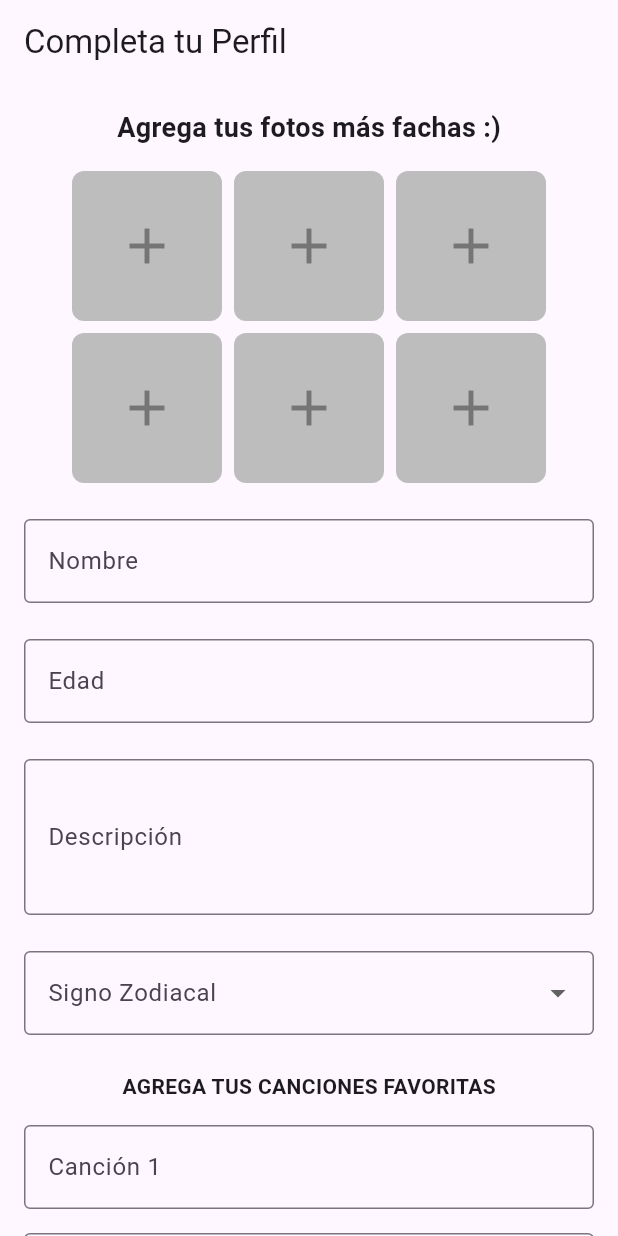
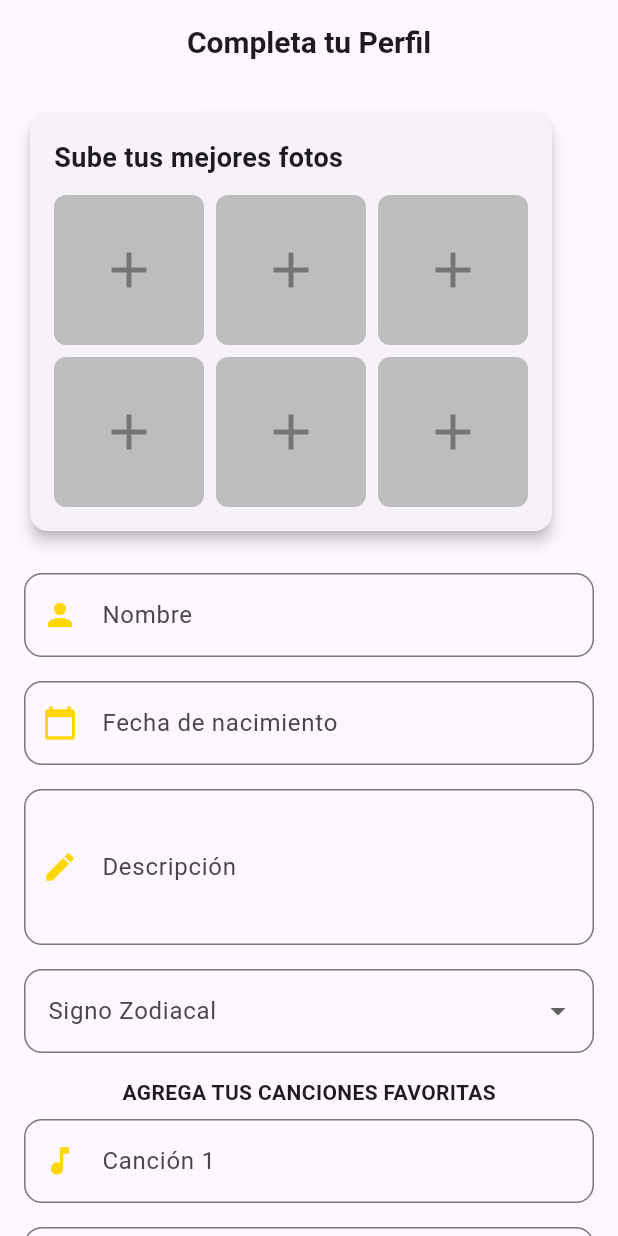
Before and after one commit to JuliLaterza/juvuit_flutter, a Flutter app: the CompleteProfileScreen screen opened directly, on a phone screen of 412 x 824 dp. Run offline on Flutter 3.47's test engine with Material 3 defaults, Android fonts, the phone set to English and light mode, and no system bars; our stand-ins replace card_swiper, firebase_auth, firebase_core, font_awesome_flutter, image_picker; accounts and stored records are empty.

Commit message:
validacion de edad y mejoras en registroscreen

```diff
--- a/lib/features/auth/presentation/screens/complete_profile_screen.dart
+++ b/lib/features/auth/presentation/screens/complete_profile_screen.dart
@@ -1,10 +1,9 @@
 import 'package:flutter/material.dart';
 import 'package:image_picker/image_picker.dart';
-//import 'package:juvuit_flutter/core/utils/colors.dart';
+import 'package:juvuit_flutter/core/utils/colors.dart';
+import 'dart:io';
 import 'package:juvuit_flutter/features/auth/presentation/widgets/image_picker_grid.dart';
 import 'package:juvuit_flutter/features/auth/presentation/widgets/complete_profile_form.dart';
-import 'dart:io';
-
 
 class CompleteProfileScreen extends StatefulWidget {
   const CompleteProfileScreen({super.key});
@@ -37,59 +36,79 @@ class _CompleteProfileScreenState extends State<CompleteProfileScreen> {
   }
 
   void _saveProfile() {
-    // Lógica para guardar el perfil
     ScaffoldMessenger.of(context).showSnackBar(
       const SnackBar(content: Text('Guardando datos...')),
     ).closed.then((_) {
-      Navigator.pushNamed(context, '/events'); // Reemplaza '/events' con la ruta correcta hacia la pantalla de eventos
+      Navigator.pushNamed(context, '/events');
     });
   }
 
   @override
   Widget build(BuildContext context) {
     return GestureDetector(
-      onTap: () {
-        FocusScope.of(context).unfocus();
-      },
+      onTap: () => FocusScope.of(context).unfocus(),
       child: Scaffold(
         appBar: AppBar(
-          title: const Text('Completa tu Perfil'),
+          title: const Text(
+            'Completa tu Perfil',
+            style: TextStyle(fontSize: 20, fontWeight: FontWeight.bold),
+          ),
+          centerTitle: true,
         ),
         body: SafeArea(
           child: SingleChildScrollView(
             padding: const EdgeInsets.all(16.0),
-            child: SafeArea(
             child: Column(
+              crossAxisAlignment: CrossAxisAlignment.start,
+              children: [
+                Card(
+                  elevation: 4,
+                  shape: RoundedRectangleBorder(
+                    borderRadius: BorderRadius.circular(12),
+                  ),
+                  child: Padding(
+                    padding: const EdgeInsets.all(16.0),
+                    child: Column(
+                      crossAxisAlignment: CrossAxisAlignment.start,
                       children: [
                         const Text(
-                    'Agrega tus fotos más fachas :)',
-                    style: TextStyle(
-                      fontSize: 18,
-                      fontWeight: FontWeight.bold,
+                          'Sube tus mejores fotos',
+                          style: TextStyle(fontSize: 18, fontWeight: FontWeight.bold),
                         ),
-                  ),
-                  const SizedBox(height: 16),
+                        const SizedBox(height: 12),
                         ImagePickerGrid(
                           images: _images,
                           onPickImage: _pickImage,
                         ),
+                      ],
+                    ),
+                  ),
+                ),
                 const SizedBox(height: 24),
                 CompleteProfileForm(
                   nameController: _nameController,
-                    ageController: _ageController,
+                  //ageController: _ageController,
                   descriptionController: _descriptionController,
                   songControllers: _songControllers,
                   drinkController: _drinkController,
                 ),
                 const SizedBox(height: 24),
-                  Padding(
-                    padding: const EdgeInsets.all(20.0),
+                Center(
                   child: SizedBox(
-                      width: double.infinity,
+                    width: MediaQuery.of(context).size.width * 0.9,
                     child: ElevatedButton(
-
+                      style: ElevatedButton.styleFrom(
+                        padding: const EdgeInsets.symmetric(vertical: 16),
+                        backgroundColor: AppColors.yellow,
+                        shape: RoundedRectangleBorder(
+                          borderRadius: BorderRadius.circular(12),
+                        ),
+                      ),
                       onPressed: _saveProfile,
-                        child: const Text('Guardar Perfil'),
+                      child: const Text(
+                        'Guardar Perfil',
+                        style: TextStyle(fontSize: 18, fontWeight: FontWeight.bold, color: Colors.black),
+                      ),
                     ),
                   ),
                 ),
@@ -98,7 +117,6 @@ class _CompleteProfileScreenState extends State<CompleteProfileScreen> {
           ),
         ),
       ),
-      ),
     );
   }
 }
--- a/lib/features/auth/presentation/screens/login_screen.dart
+++ b/lib/features/auth/presentation/screens/login_screen.dart
@@ -82,7 +82,7 @@ class _LoginScreenState extends State<LoginScreen> {
                 child: Column(
                   children: [
                     Text(
-                      'Wit Ü',
+                      'WIT Ü',
                       style: TextStyle(
                         fontSize: 28,
                         fontWeight: FontWeight.bold,
--- a/lib/features/auth/presentation/widgets/complete_profile_form.dart
+++ b/lib/features/auth/presentation/widgets/complete_profile_form.dart
@@ -1,9 +1,9 @@
 import 'package:flutter/material.dart';
 import 'package:juvuit_flutter/core/utils/colors.dart';
+import 'package:intl/intl.dart'; // Para formatear la fecha
 
 class CompleteProfileForm extends StatefulWidget {
   final TextEditingController nameController;
-  final TextEditingController ageController;
   final TextEditingController descriptionController;
   final List<TextEditingController> songControllers;
   final TextEditingController drinkController;
@@ -11,11 +11,9 @@ class CompleteProfileForm extends StatefulWidget {
   const CompleteProfileForm({
     super.key,
     required this.nameController,
-    required this.ageController,
     required this.descriptionController,
     required this.songControllers,
     required this.drinkController,
-
   });
 
   @override
@@ -25,6 +23,7 @@ class CompleteProfileForm extends StatefulWidget {
 class _CompleteProfileFormState extends State<CompleteProfileForm> {
   String? _selectedSign;
   String? _selectedDrink;
+  DateTime? _selectedDate; // Fecha de nacimiento seleccionada
 
   final List<Map<String, dynamic>> signosZodiacales = [
     {'signo': 'Aries', 'icono': Icons.whatshot},
@@ -42,161 +41,190 @@ class _CompleteProfileFormState extends State<CompleteProfileForm> {
   ];
 
   final List<String> _drinks = [
-    'Cerveza',
-    'Fernet',
-    'WhisCola',
-    'Vino',
-    'Whisky',
-    'Ron',
-    'Vodka',
-    'Tequila',
-    'Gin',
-    'Champagne',
-    'Gaseosas',
-    'Agua',
+    'Cerveza', 'Fernet', 'WhisCola', 'Vino', 'Whisky', 'Ron',
+    'Vodka', 'Tequila', 'Gin', 'Champagne', 'Gaseosas', 'Agua',
   ];
+
+  // Método para seleccionar la fecha
+  Future<void> _selectDate(BuildContext context) async {
+    DateTime? picked = await showDatePicker(
+      context: context,
+      initialDate: DateTime.now().subtract(const Duration(days: 6570)), // 18 años atrás
+      firstDate: DateTime(1900),
+      lastDate: DateTime.now(),
+    );
+
+    if (picked != null && picked != _selectedDate) {
+      setState(() {
+        _selectedDate = picked;
+      });
+
+      // Validar mayoría de edad
+      if (_calculateAge(picked) < 18) {
+        _showUnderageDialog();
+      }
+    }
+  }
+
+  // Método para calcular la edad
+  int _calculateAge(DateTime birthDate) {
+    DateTime today = DateTime.now();
+    int age = today.year - birthDate.year;
+    if (today.month < birthDate.month ||
+        (today.month == birthDate.month && today.day < birthDate.day)) {
+      age--;
+    }
+    return age;
+  }
+
+  // Mostrar modal si el usuario es menor de edad
+  void _showUnderageDialog() {
+    showDialog(
+      context: context,
+      builder: (context) => AlertDialog(
+        title: const Text('Acceso restringido'),
+        content: const Text('Debes ser mayor de 18 años para registrarte.'),
+        actions: [
+          TextButton(
+            onPressed: () => Navigator.pop(context),
+            child: const Text('OK'),
+          ),
+        ],
+      ),
+    );
+  }
 
   @override
   Widget build(BuildContext context) {
     return Column(
       crossAxisAlignment: CrossAxisAlignment.start,
       children: [
-        TextField(
-          controller: widget.nameController,
-          decoration: const InputDecoration(
-            labelText: 'Nombre',
-            border: OutlineInputBorder(),
-            focusedBorder: OutlineInputBorder(
-              borderSide: BorderSide(color: AppColors.yellow)
-            )
-          ),
-        ),
-        const SizedBox(height: 24),
-        TextField(
-          controller: widget.ageController,
-          keyboardType: TextInputType.number,
-          decoration: const InputDecoration(
-            labelText: 'Edad', //pedir fecha de nacimiento
-            border: OutlineInputBorder(
-
-            ),
-            focusedBorder: OutlineInputBorder(
-              borderSide: BorderSide(color: AppColors.yellow)
-            )
-          ),
-        ),
-        const SizedBox(height: 24),
-        TextField(
-          controller: widget.descriptionController,
-          maxLines: 3,
-          decoration: const InputDecoration(
-            labelText: 'Descripción',
-            border: OutlineInputBorder(
-
-            ),
-            focusedBorder: OutlineInputBorder(
-              borderSide: BorderSide(color: AppColors.yellow)
-            )
-          ),
-        ),
-        const SizedBox(height: 24),
-        DropdownButtonFormField<String>(
-          value: _selectedSign,
-          decoration: const InputDecoration(
-            labelText: 'Signo Zodiacal',
-            border: OutlineInputBorder(
-            ),
-            focusedBorder: OutlineInputBorder(
-              borderSide: BorderSide(color: AppColors.yellow)
-            )
-          ),
-          items: signosZodiacales.map((signoData) {
-            return DropdownMenuItem<String>(
-              value: signoData['signo'],
-              child: Row(
-                children: [
-                  Icon(
-                    signoData['icono'],
-                    size: 24,
-                  ),
-                  const SizedBox(width: 8),
-                  Text(signoData['signo']),
-                ],
-              ),
-            );
-          }).toList(),
-          onChanged: (value) {
-            setState(() {
-              _selectedSign = value;
-            });
-          },
-        ),
-        const SizedBox(height: 24),
-        Center(
-          child: const Text(
+        _buildInputField(widget.nameController, 'Nombre', Icons.person),
+        const SizedBox(height: 16),
+        _buildDatePicker(context),
+        const SizedBox(height: 16),
+        _buildTextArea(widget.descriptionController, 'Descripción', Icons.edit),
+        const SizedBox(height: 16),
+        _buildDropdownField('Signo Zodiacal', signosZodiacales, _selectedSign, (value) {
+          setState(() => _selectedSign = value);
+        }),
+        const SizedBox(height: 16),
+        const Center(
+          child: Text(
             'AGREGA TUS CANCIONES FAVORITAS',
             style: TextStyle(fontWeight: FontWeight.bold),
           ),
         ),
-        for (int i = 0; i < widget.songControllers.length; i++) ...[
-          const SizedBox(height: 16),
-          TextField(
-            controller: widget.songControllers[i],
-            decoration: InputDecoration(
-              labelText: 'Canción ${i + 1}',
-              border: const OutlineInputBorder(
-                borderSide: BorderSide(color: AppColors.yellow),
-              ),
-              focusedBorder: const OutlineInputBorder(
-              borderSide: BorderSide(color: AppColors.yellow)
-            )
-            ),
-          ),
-        ],
-        const SizedBox(height: 24),
-        Center(
-          child: const Text(
+        ...List.generate(widget.songControllers.length, (i) {
+          return Padding(
+            padding: const EdgeInsets.symmetric(vertical: 8.0),
+            child: _buildInputField(widget.songControllers[i], 'Canción ${i + 1}', Icons.music_note),
+          );
+        }),
+        const SizedBox(height: 16),
+        const Center(
+          child: Text(
             'AGREGA TU TRAGO FAVORITO',
             style: TextStyle(fontWeight: FontWeight.bold),
           ),
         ),
         const SizedBox(height: 16),
-        /* TextField(
-          controller: widget.drinkController,
-          decoration: const InputDecoration(
-            labelText: 'Trago Favorito',
-            border: OutlineInputBorder(
-              borderSide: BorderSide(color: AppColors.yellow),
-            ),
-            focusedBorder: OutlineInputBorder(
-              borderSide: BorderSide(color: AppColors.yellow)
-            )
-          ),
-        ), */
-        DropdownButtonFormField<String>(
-          value: _selectedDrink,
-          decoration: const InputDecoration(
-            labelText: 'Trago Favorito',
-            border: OutlineInputBorder(
-              borderSide: BorderSide(color: AppColors.yellow),
-            ),
-            focusedBorder: OutlineInputBorder(
-              borderSide: BorderSide(color: AppColors.yellow)
-            )
-          ),
-          items: _drinks.map((drink) {
-            return DropdownMenuItem<String>(
-              value: drink,
-              child: Text(drink),
-            );
-          }).toList(),
-          onChanged: (value) {
-            setState(() {
-              _selectedDrink = value;
-            });
-          },
-        ),
+        _buildDropdownList('Trago Favorito', _drinks, _selectedDrink, (value) {
+          setState(() => _selectedDrink = value);
+        }),
       ],
     );
   }
+
+  // Selector de fecha de nacimiento
+  Widget _buildDatePicker(BuildContext context) {
+    return GestureDetector(
+      onTap: () => _selectDate(context),
+      child: AbsorbPointer(
+        child: TextField(
+          decoration: InputDecoration(
+            labelText: 'Fecha de nacimiento',
+            border: OutlineInputBorder(borderRadius: BorderRadius.circular(12)),
+            prefixIcon: const Icon(Icons.calendar_today, color: AppColors.yellow),
+            focusedBorder: OutlineInputBorder(
+              borderSide: BorderSide(color: AppColors.yellow),
+            ),
+          ),
+          controller: TextEditingController(
+            text: _selectedDate == null ? '' : DateFormat('dd/MM/yyyy').format(_selectedDate!),
+          ),
+        ),
+      ),
+    );
+  }
+
+  Widget _buildInputField(TextEditingController controller, String label, IconData icon) {
+    return TextField(
+      controller: controller,
+      decoration: InputDecoration(
+        labelText: label,
+        border: OutlineInputBorder(borderRadius: BorderRadius.circular(12)),
+        prefixIcon: Icon(icon, color: AppColors.yellow),
+        focusedBorder: OutlineInputBorder(
+          borderSide: BorderSide(color: AppColors.yellow),
+        ),
+      ),
+    );
+  }
+
+  Widget _buildTextArea(TextEditingController controller, String label, IconData icon) {
+    return TextField(
+      controller: controller,
+      maxLines: 3,
+      decoration: InputDecoration(
+        labelText: label,
+        border: OutlineInputBorder(borderRadius: BorderRadius.circular(12)),
+        prefixIcon: Icon(icon, color: AppColors.yellow),
+        focusedBorder: OutlineInputBorder(
+          borderSide: BorderSide(color: AppColors.yellow),
+        ),
+      ),
+    );
+  }
+
+  Widget _buildDropdownField(String label, List<Map<String, dynamic>> items, String? selectedValue, Function(String?) onChanged) {
+    return DropdownButtonFormField<String>(
+      value: selectedValue,
+      decoration: InputDecoration(
+        labelText: label,
+        border: OutlineInputBorder(borderRadius: BorderRadius.circular(12)),
+        focusedBorder: OutlineInputBorder(
+          borderSide: BorderSide(color: AppColors.yellow),
+        ),
+      ),
+      items: items.map((item) {
+        return DropdownMenuItem<String>(
+          value: item['signo'],
+          child: Row(
+            children: [
+              Icon(item['icono'], color: AppColors.yellow),
+              const SizedBox(width: 8),
+              Text(item['signo']),
+            ],
+          ),
+        );
+      }).toList(),
+      onChanged: onChanged,
+    );
+  }
+
+  Widget _buildDropdownList(String label, List<String> items, String? selectedValue, Function(String?) onChanged) {
+    return DropdownButtonFormField<String>(
+      value: selectedValue,
+      decoration: InputDecoration(
+        labelText: label,
+        border: OutlineInputBorder(borderRadius: BorderRadius.circular(12)),
+        focusedBorder: OutlineInputBorder(
+          borderSide: BorderSide(color: AppColors.yellow),
+        ),
+      ),
+      items: items.map((item) => DropdownMenuItem(value: item, child: Text(item))).toList(),
+      onChanged: onChanged,
+    );
+  }
 }
```
Also changed, not shown: lib/features/auth/presentation/widgets/DatePicker.dart (added). Lines whose indentation alone changed are shown as unchanged.
